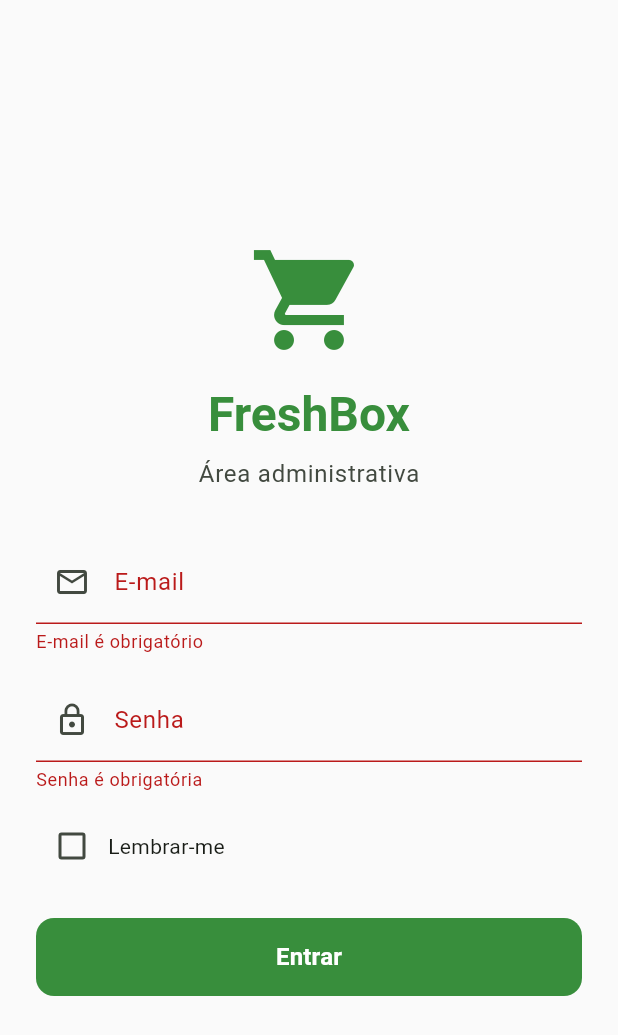
After one commit to KlugeJuliano/freshbox_app, a Flutter app: the _LoginFormView screen opened directly, after a tap on "Entrar", on a phone screen of 412 x 824 dp. The commit adds this screen. Shown: the top 1035 px of the screen. Run offline on Flutter 3.47's test engine with Material 3 defaults, Android fonts, the phone set to English and light mode, and no system bars; our stand-ins replace badges, cached_network_image, carousel_slider, dio, flutter_bloc, flutter_secure_storage and 5 more; accounts and stored records are empty; generated files the repository leaves out were written again; network calls fail.

Commit message:
fix: resolve critical bugs and complete authentication foundation
- Bug #1: Fixed cart persistence by using jsonEncode/jsonDecode instead of toString()/cast
- Bug #2: Added @JsonKey annotations to User.companyId and AuthTokens.accessToken for correct backend field mapping (company_id, token)
- Updated CartRepository with proper JSON serialization
- Updated User and AuthTokens models with @JsonKey annotations
- Fixed AuthRepository parsers for login/me endpoints with correct field mapping
- Implemented AuthBloc with Checking, Loading, Authenticated, Unauthenticated, Error states
- Created LoginPage, LoginForm, SplashScreen with AppTheme
- Updated DI with FlutterSecureStorage, AuthLocalDataSource, AuthRepository, AuthBloc
- Updated DioClient with async token provider and 401→logout interceptor
- Updated Router with GoRouterRefreshStream and redirect logic for Checking state
- Created auth_bloc_test.dart with comprehensive tests (8 tests)
- Updated widget_test.dart with AuthBloc/AuthRepository mocks
- All 33 tests passing

```diff
--- a/lib/features/auth/data/auth_repository.dart
+++ b/lib/features/auth/data/auth_repository.dart
@@ -1,4 +1,3 @@
-import 'package:dio/dio.dart';
 import 'package:freshbox_app/core/network/api_endpoint.dart';
 import 'package:freshbox_app/core/network/dio_client.dart';
 import 'package:freshbox_app/features/auth/data/auth_local_datasource.dart';
@@ -7,10 +6,9 @@ import 'package:freshbox_app/features/auth/domain/login_credentials.dart';
 import 'package:freshbox_app/features/auth/domain/user.dart';
 
 class AuthRepository {
-  AuthRepository(this._dioClient, this._localDataSource);
+  AuthRepository(this._dioClient);
 
   final DioClient _dioClient;
-  final AuthLocalDataSource _localDataSource;
 
   Future<AuthTokens> login(LoginCredentials credentials) async {
     final response = await _dioClient.post(
--- a/lib/features/auth/domain/auth_tokens.dart
+++ b/lib/features/auth/domain/auth_tokens.dart
@@ -6,7 +6,7 @@ part 'auth_tokens.g.dart';
 @freezed
 abstract class AuthTokens with _$AuthTokens {
   const factory AuthTokens({
-    required String accessToken,
+    @JsonKey(name: 'token') required String accessToken,
   }) = _AuthTokens;
 
   factory AuthTokens.fromJson(Map<String, dynamic> json) => _$AuthTokensFromJson(json);
--- a/lib/features/auth/domain/user.dart
+++ b/lib/features/auth/domain/user.dart
@@ -10,7 +10,7 @@ abstract class User with _$User {
     required String name,
     required String email,
     required String role,
-    required int companyId,
+    @JsonKey(name: 'company_id') required int companyId,
   }) = _User;
 
   factory User.fromJson(Map<String, dynamic> json) => _$UserFromJson(json);
--- /dev/null
+++ b/lib/features/auth/presentation/auth_event.dart
@@ -0,0 +1,14 @@
+import 'package:freezed_annotation/freezed_annotation.dart';
+
+part 'auth_event.freezed.dart';
+
+@freezed
+abstract class AuthEvent with _$AuthEvent {
+  const factory AuthEvent.checkAuthStatus() = _CheckAuthStatus;
+  const factory AuthEvent.login({
+    required String email,
+    required String password,
+    required bool rememberMe,
+  }) = _Login;
+  const factory AuthEvent.logout() = _Logout;
+}
--- /dev/null
+++ b/lib/features/auth/presentation/auth_state.dart
@@ -0,0 +1,14 @@
+import 'package:freezed_annotation/freezed_annotation.dart';
+
+import 'package:freshbox_app/features/auth/domain/user.dart';
+
+part 'auth_state.freezed.dart';
+
+@freezed
+abstract class AuthState with _$AuthState {
+  const factory AuthState.checking() = _Checking;
+  const factory AuthState.loading() = _Loading;
+  const factory AuthState.authenticated(User user) = _Authenticated;
+  const factory AuthState.unauthenticated() = _Unauthenticated;
+  const factory AuthState.error(String message) = _Error;
+}
--- /dev/null
+++ b/lib/features/auth/presentation/login_page.dart
@@ -0,0 +1,120 @@
+import 'package:flutter/material.dart';
+import 'package:flutter_bloc/flutter_bloc.dart';
+import 'package:go_router/go_router.dart';
+
+import 'package:freshbox_app/features/auth/presentation/auth_bloc.dart';
+import 'package:freshbox_app/features/auth/presentation/auth_event.dart';
+import 'package:freshbox_app/features/auth/presentation/auth_state.dart';
+import 'package:freshbox_app/features/auth/presentation/widgets/login_form.dart';
+import 'package:freshbox_app/features/auth/presentation/widgets/splash_screen.dart';
+
+class LoginPage extends StatelessWidget {
+  const LoginPage({super.key});
+
+  @override
+  Widget build(BuildContext context) {
+    return BlocProvider.value(
+      value: context.read<AuthBloc>(),
+      child: const _LoginView(),
+    );
+  }
+}
+
+class _LoginView extends StatelessWidget {
+  const _LoginView();
+
+  @override
+  Widget build(BuildContext context) {
+    return BlocBuilder<AuthBloc, AuthState>(
+      builder: (context, state) {
+        return state.when(
+          checking: () => const SplashScreen(),
+          loading: () => const SplashScreen(),
+          authenticated: (_) {
+            WidgetsBinding.instance.addPostFrameCallback((_) {
+              if (context.mounted) context.go('/admin');
+            });
+            return const SplashScreen();
+          },
+          unauthenticated: () => const _LoginFormView(),
+          error: (message) => _LoginFormView(error: message),
+        );
+      },
+    );
+  }
+}
+
+class _LoginFormView extends StatelessWidget {
+  const _LoginFormView({this.error});
+
+  final String? error;
+
+  @override
+  Widget build(BuildContext context) {
+    return Scaffold(
+      body: SafeArea(
+        child: Center(
+          child: SingleChildScrollView(
+            padding: const EdgeInsets.all(24),
+            child: Column(
+              mainAxisAlignment: MainAxisAlignment.center,
+              children: [
+                // Logo/Title
+                Icon(
+                  Icons.local_grocery_store,
+                  size: 80,
+                  color: Theme.of(context).colorScheme.primary,
+                ),
+                const SizedBox(height: 16),
+                Text(
+                  'FreshBox',
+                  style: Theme.of(context).textTheme.headlineLarge?.copyWith(
+                        fontWeight: FontWeight.bold,
+                        color: Theme.of(context).colorScheme.primary,
+                      ),
+                ),
+                const SizedBox(height: 8),
+                Text(
+                  'Área administrativa',
+                  style: Theme.of(context).textTheme.bodyLarge?.copyWith(
+                        color: Theme.of(context).colorScheme.onSurfaceVariant,
+                      ),
+                ),
+                const SizedBox(height: 32),
+                // Error message
+                if (error != null) ...[
+                  Container(
+                    width: double.infinity,
+                    padding: const EdgeInsets.all(16),
+                    decoration: BoxDecoration(
+                      color: Theme.of(context).colorScheme.errorContainer,
+                      borderRadius: BorderRadius.circular(12),
+                    ),
+                    child: Text(
+                      error!,
+                      style: TextStyle(
+                        color: Theme.of(context).colorScheme.onErrorContainer,
+                      ),
+                      textAlign: TextAlign.center,
+                    ),
+                  ),
+                  const SizedBox(height: 16),
+                ],
+                // Login Form
+                LoginForm(
+                  onSubmit: (email, password, rememberMe) {
+                    context.read<AuthBloc>().add(AuthEvent.login(
+                          email: email,
+                          password: password,
+                          rememberMe: rememberMe,
+                        ));
+                  },
+                ),
+              ],
+            ),
+          ),
+        ),
+      ),
+    );
+  }
+}
--- /dev/null
+++ b/lib/features/auth/presentation/widgets/login_form.dart
@@ -0,0 +1,126 @@
+import 'package:flutter/material.dart';
+
+class LoginForm extends StatefulWidget {
+  const LoginForm({
+    super.key,
+    required this.onSubmit,
+  });
+
+  final void Function(String email, String password, bool rememberMe) onSubmit;
+
+  @override
+  State<LoginForm> createState() => _LoginFormState();
+}
+
+class _LoginFormState extends State<LoginForm> {
+  final _formKey = GlobalKey<FormState>();
+  final _emailController = TextEditingController();
+  final _passwordController = TextEditingController();
+  bool _rememberMe = false;
+  bool _isLoading = false;
+
+  @override
+  void dispose() {
+    _emailController.dispose();
+    _passwordController.dispose();
+    super.dispose();
+  }
+
+  void _submit() {
+    if (!_formKey.currentState!.validate()) return;
+    widget.onSubmit(
+      _emailController.text.trim(),
+      _passwordController.text,
+      _rememberMe,
+    );
+  }
+
+  @override
+  Widget build(BuildContext context) {
+    final theme = Theme.of(context);
+
+    return Form(
+      key: _formKey,
+      child: Column(
+        crossAxisAlignment: CrossAxisAlignment.stretch,
+        children: [
+          // Email
+          TextFormField(
+            controller: _emailController,
+            keyboardType: TextInputType.emailAddress,
+            textInputAction: TextInputAction.next,
+            decoration: const InputDecoration(
+              labelText: 'E-mail',
+              hintText: 'admin@hortifruti.com',
+              prefixIcon: Icon(Icons.email_outlined),
+            ),
+            validator: (value) {
+              if (value == null || value.trim().isEmpty) {
+                return 'E-mail é obrigatório';
+              }
+              if (!value.contains('@')) {
+                return 'E-mail inválido';
+              }
+              return null;
+            },
+          ),
+          const SizedBox(height: 16),
+          // Password
+          TextFormField(
+            controller: _passwordController,
+            obscureText: true,
+            textInputAction: TextInputAction.done,
+            decoration: const InputDecoration(
+              labelText: 'Senha',
+              hintText: '••••••••',
+              prefixIcon: Icon(Icons.lock_outline),
+            ),
+            validator: (value) {
+              if (value == null || value.isEmpty) {
+                return 'Senha é obrigatória';
+              }
+              if (value.length < 6) {
+                return 'Senha deve ter pelo menos 6 caracteres';
+              }
+              return null;
+            },
+            onFieldSubmitted: (_) => _submit(),
+          ),
+          const SizedBox(height: 12),
+          // Remember me
+          Row(
+            children: [
+              Checkbox(
+                value: _rememberMe,
+                onChanged: (value) => setState(() => _rememberMe = value ?? false),
+              ),
+              Text(
+                'Lembrar-me',
+                style: theme.textTheme.bodyMedium,
+              ),
+            ],
+          ),
+          const SizedBox(height: 24),
+          // Submit button
+          FilledButton(
+            onPressed: _isLoading ? null : _submit,
+            style: FilledButton.styleFrom(
+              minimumSize: const Size(double.infinity, 52),
+              shape: RoundedRectangleBorder(borderRadius: BorderRadius.circular(12)),
+            ),
+            child: _isLoading
+                ? const SizedBox(
+                    width: 24,
+                    height: 24,
+                    child: CircularProgressIndicator(strokeWidth: 2, color: Colors.white),
+                  )
+                : const Text(
+                    'Entrar',
+                    style: TextStyle(fontSize: 16, fontWeight: FontWeight.bold),
+                  ),
+          ),
+        ],
+      ),
+    );
+  }
+}
--- a/lib/features/cart/data/cart_repository.dart
+++ b/lib/features/cart/data/cart_repository.dart
@@ -1,3 +1,5 @@
+import 'dart:convert';
+
 import 'package:freshbox_app/core/constants/app_constants.dart';
 import 'package:freshbox_app/core/storage/local_storage.dart';
 import 'package:freshbox_app/features/cart/domain/cart.dart';
@@ -25,7 +27,7 @@ class CartRepository {
     }
 
     try {
-      return Cart.fromJson(jsonString as Map<String, dynamic>);
+      return Cart.fromJson(jsonDecode(jsonString) as Map<String, dynamic>);
     } catch (_) {
       return Cart.empty();
     }
@@ -34,7 +36,7 @@ class CartRepository {
   Future<void> saveCart(Cart cart) async {
     final companyId = await _getCompanyId();
     final cartKey = _getCartKey(companyId);
-    await _localStorage.setString(cartKey, cart.toJson().toString());
+    await _localStorage.setString(cartKey, jsonEncode(cart.toJson()));
   }
 
   Future<void> clearCart() async {
```
Also changed, not shown: lib/app/router.dart (+23 -2 lines), lib/core/di/injection.dart (+16 -0 lines), lib/core/network/dio_client.dart (+4 -4 lines), lib/features/auth/presentation/auth_bloc.dart (added, +64 -0 lines), lib/features/auth/presentation/widgets/splash_screen.dart (added, +36 -0 lines), 2 other files.
